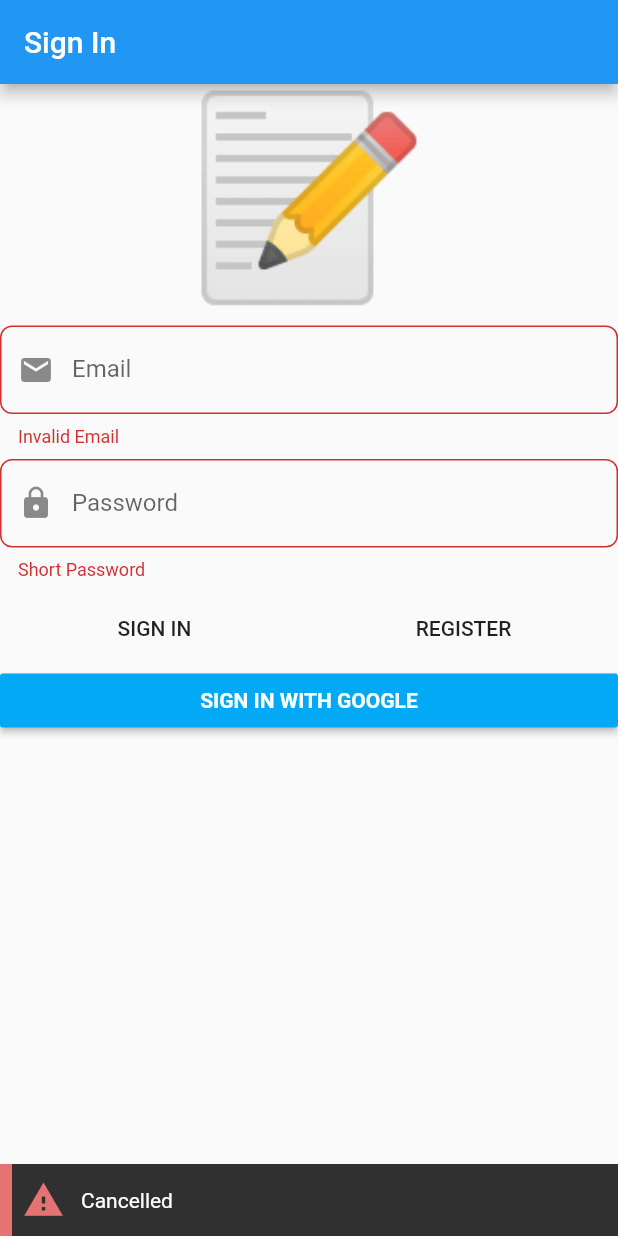
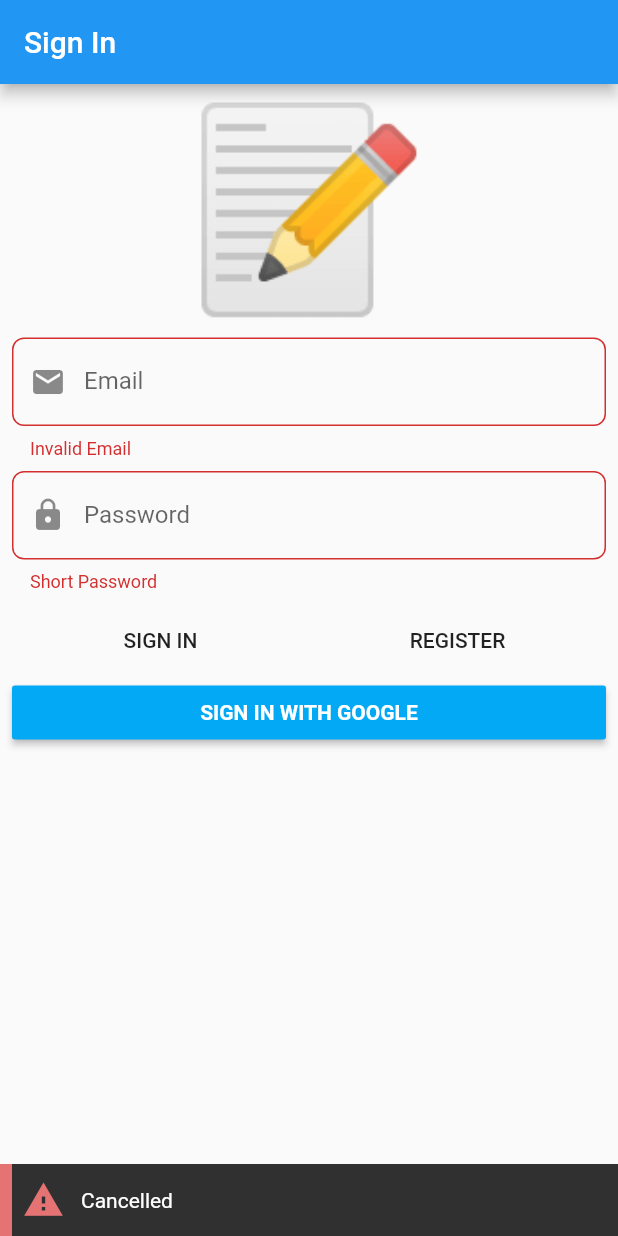
Before and after one commit to cuongdq19/resocoder_tutorials, a Flutter app: the screen it shows after launch, after a tap on "SIGN IN", after a tap on "SIGN IN WITH GOOGLE", on a phone screen of 412 x 824 dp. Run offline on Flutter 3.47's test engine with Material 2 defaults, Android fonts, the phone set to English and light mode, and no system bars; our stand-ins replace auto_route, bloc, dartz, firebase_auth, firebase_core, flushbar and 5 more; accounts and stored records are empty; generated files the repository leaves out were written again.

Commit message:
resocoder_ddd (11)

```diff
--- /dev/null
+++ b/resocoder_ddd/lib/application/auth/auth_bloc.dart
@@ -0,0 +1,38 @@
+import 'package:bloc/bloc.dart';
+import 'package:freezed_annotation/freezed_annotation.dart';
+import 'package:injectable/injectable.dart';
+import 'package:resocoder_ddd/domain/auth/i_auth_facade.dart';
+
+part 'auth_event.dart';
+part 'auth_state.dart';
+part 'auth_bloc.freezed.dart';
+
+@injectable
+class AuthBloc extends Bloc<AuthEvent, AuthState> {
+  final IAuthFacade _authFacade;
+
+  AuthBloc(this._authFacade);
+
+  @override
+  Stream<AuthState> mapEventToState(
+    AuthEvent event,
+  ) async* {
+    yield* event.map(
+      authCheckRequested: (e) async* {
+        final userOption = await _authFacade.getSignedInUser();
+        yield userOption.fold(
+          () => const AuthState.unauthenticated(),
+          (_) => const AuthState.authenticated(),
+        );
+      },
+      signedOut: (e) async* {
+        await _authFacade.signOut();
+        yield const AuthState.unauthenticated();
+      },
+    );
+  }
+
+  @override
+  // TODO: implement initialState
+  AuthState get initialState => const AuthState.initial();
+}
--- /dev/null
+++ b/resocoder_ddd/lib/application/auth/auth_event.dart
@@ -0,0 +1,7 @@
+part of 'auth_bloc.dart';
+
+@freezed
+abstract class AuthEvent with _$AuthEvent {
+  const factory AuthEvent.authCheckRequested() = AuthCheckRequested;
+  const factory AuthEvent.signedOut() = SignedOut;
+}
--- /dev/null
+++ b/resocoder_ddd/lib/application/auth/auth_state.dart
@@ -0,0 +1,8 @@
+part of 'auth_bloc.dart';
+
+@freezed
+abstract class AuthState with _$AuthState {
+  const factory AuthState.initial() = Initial;
+  const factory AuthState.authenticated() = Authenticated;
+  const factory AuthState.unauthenticated() = Unauthenticated;
+}
--- a/resocoder_ddd/lib/application/auth/sign_in_form/sign_in_form_bloc.dart
+++ b/resocoder_ddd/lib/application/auth/sign_in_form/sign_in_form_bloc.dart
@@ -17,7 +17,7 @@ part 'sign_in_form_bloc.freezed.dart';
 class SignInFormBloc extends Bloc<SignInFormEvent, SignInFormState> {
   final IAuthFacade _authFacade;
 
-  SignInFormBloc(this._authFacade) : super(SignInFormState.initial());
+  SignInFormBloc(this._authFacade);
 
   @override
   Stream<SignInFormState> mapEventToState(
@@ -90,4 +90,8 @@ class SignInFormBloc extends Bloc<SignInFormEvent, SignInFormState> {
       authFailureOrSuccessOption: optionOf(failureOrSuccess),
     );
   }
+
+  @override
+  // TODO: implement initialState
+  SignInFormState get initialState => SignInFormState.initial();
 }
--- a/resocoder_ddd/lib/domain/auth/i_auth_facade.dart
+++ b/resocoder_ddd/lib/domain/auth/i_auth_facade.dart
@@ -18,6 +18,6 @@ abstract class IAuthFacade {
 
   Future<Either<AuthFailure, Unit>> signInWithGoogle();
 
-  Future<Option<User>> getSignInUser();
+  Future<Option<User>> getSignedInUser();
   Future<void> signOut();
 }
--- a/resocoder_ddd/lib/domain/core/failures.dart
+++ b/resocoder_ddd/lib/domain/core/failures.dart
@@ -5,10 +5,49 @@ part 'failures.freezed.dart';
 
 @freezed
 abstract class ValueFailure<T> with _$ValueFailure<T> {
+  const factory ValueFailure.exceedingLength({
+    @required T failedValue,
+    @required int max,
+  }) = ExceedingLength<T>;
+  const factory ValueFailure.empty({
+    @required String failedValue,
+    @required int max,
+  }) = Empty<T>;
+  const factory ValueFailure.multiline({
+    @required T failedValue,
+    @required int max,
+  }) = Multiline<T>;
+  const factory ValueFailure.listTooLong({
+    @required T failedValue,
+    @required int max,
+  }) = ListTooLong<T>;
   const factory ValueFailure.invalidEmail({
-    @required String failedValue,
+    @required T failedValue,
   }) = InvalidEmail<T>;
   const factory ValueFailure.shortPassword({
-    @required String failedValue,
+    @required T failedValue,
   }) = ShortPassword<T>;
 }
+
+// @freezed
+// abstract class ValueFailure<T> with _$ValueFailure<T> {
+//   const factory ValueFailure.auth(AuthValueFailure<T> f) = _Auth<T>;
+//   const factory ValueFailure.notes(NotesValueFailure<T> f) = _Notes<T>;
+// }
+
+// @freezed
+// abstract class AuthValueFailure<T> with _$AuthValueFailure<T> {
+//   const factory AuthValueFailure.invalidEmail({
+//     @required String failedValue,
+//   }) = InvalidEmail<T>;
+//   const factory AuthValueFailure.shortPassword({
+//     @required String failedValue,
+//   }) = ShortPassword<T>;
+// }
+
+// @freezed
+// abstract class NotesValueFailure<T> with _$NotesValueFailure<T> {
+//   const factory NotesValueFailure.exceedingLength({
+//     @required String failedValue,
+//   }) = ExceedingLength<T>;
+// }
--- a/resocoder_ddd/lib/infrastructure/auth/firebase_auth_facade.dart
+++ b/resocoder_ddd/lib/infrastructure/auth/firebase_auth_facade.dart
@@ -1,17 +1,16 @@
 import 'package:dartz/dartz.dart';
-import 'package:firebase_auth/firebase_auth.dart';
+import 'package:firebase_auth/firebase_auth.dart' hide User;
 import 'package:flutter/foundation.dart';
+import 'package:flutter/services.dart';
 import 'package:google_sign_in/google_sign_in.dart';
 import 'package:injectable/injectable.dart';
+import 'package:resocoder_ddd/domain/auth/auth_failure.dart';
+import 'package:resocoder_ddd/domain/auth/i_auth_facade.dart';
+import 'package:resocoder_ddd/domain/auth/user.dart';
+import 'package:resocoder_ddd/domain/auth/value_objects.dart';
+import 'package:resocoder_ddd/infrastructure/auth/firebase_user_mapper.dart';
 
-import '../../domain/auth/user.dart' as u;
-import '../../domain/auth/auth_failure.dart';
-import '../../domain/auth/i_auth_facade.dart';
-import '../../domain/auth/value_objects.dart';
-import './firebase_user_mapper.dart';
-
-@lazySingleton
-@RegisterAs(IAuthFacade)
+@LazySingleton(as: IAuthFacade)
 class FirebaseAuthFacade implements IAuthFacade {
   final FirebaseAuth _firebaseAuth;
   final GoogleSignIn _googleSignIn;
@@ -34,7 +33,7 @@ class FirebaseAuthFacade implements IAuthFacade {
         password: passwordStr,
       );
       return right(unit);
-    } on FirebaseAuthException catch (e) {
+    } on PlatformException catch (e) {
       if (e.code == 'email-already-in-use') {
         return left(const AuthFailure.emailAlreadyInUse());
       } else {
@@ -76,7 +75,7 @@ class FirebaseAuthFacade implements IAuthFacade {
 
       final googleAuthentication = await googleUser.authentication;
 
-      final authCredential = GoogleAuthProvider.getCredential(
+      final authCredential = GoogleAuthProvider.credential(
         idToken: googleAuthentication.idToken,
         accessToken: googleAuthentication.accessToken,
       );
@@ -84,7 +83,7 @@ class FirebaseAuthFacade implements IAuthFacade {
       return _firebaseAuth
           .signInWithCredential(authCredential)
           .then((r) => right(unit));
-    } on FirebaseAuthException catch (_) {
+    } on PlatformException catch (_) {
       return left(const AuthFailure.serverError());
     }
   }
@@ -96,6 +95,6 @@ class FirebaseAuthFacade implements IAuthFacade {
       ]);
 
   @override
-  Future<Option<u.User>> getSignInUser() async =>
+  Future<Option<User>> getSignedInUser() async =>
       optionOf(_firebaseAuth.currentUser?.toDomain());
 }
--- a/resocoder_ddd/lib/infrastructure/auth/firebase_user_mapper.dart
+++ b/resocoder_ddd/lib/infrastructure/auth/firebase_user_mapper.dart
@@ -1,8 +1,8 @@
-import 'package:firebase_auth/firebase_auth.dart' as fb;
+import 'package:firebase_auth/firebase_auth.dart' as firebase;
 import 'package:resocoder_ddd/domain/auth/user.dart';
 import 'package:resocoder_ddd/domain/core/value_objects.dart';
 
-extension FirebaseUserDomainX on fb.User {
+extension FirebaseUserDomainX on firebase.User {
   User toDomain() {
     return User(id: UniqueId.fromUniqueString(uid));
   }
--- a/resocoder_ddd/lib/injection.iconfig.dart
+++ b/resocoder_ddd/lib/injection.iconfig.dart
@@ -4,12 +4,13 @@
 // InjectableConfigGenerator
 // **************************************************************************
 
+import 'package:resocoder_ddd/infrastructure/core/firebase_injectable_module.dart';
 import 'package:firebase_auth/firebase_auth.dart';
-import 'package:resocoder_ddd/infrastructure/core/firebase_injectable_module.dart';
 import 'package:google_sign_in/google_sign_in.dart';
 import 'package:resocoder_ddd/infrastructure/auth/firebase_auth_facade.dart';
 import 'package:resocoder_ddd/domain/auth/i_auth_facade.dart';
 import 'package:resocoder_ddd/application/auth/sign_in_form/sign_in_form_bloc.dart';
+import 'package:resocoder_ddd/application/auth/auth_bloc.dart';
 import 'package:get_it/get_it.dart';
 
 void $initGetIt(GetIt g, {String environment}) {
@@ -21,6 +22,7 @@ void $initGetIt(GetIt g, {String environment}) {
   g.registerLazySingleton<IAuthFacade>(
       () => FirebaseAuthFacade(g<FirebaseAuth>(), g<GoogleSignIn>()));
   g.registerFactory<SignInFormBloc>(() => SignInFormBloc(g<IAuthFacade>()));
+  g.registerFactory<AuthBloc>(() => AuthBloc(g<IAuthFacade>()));
 }
 
 class _$FirebaseInjectableModule extends FirebaseInjectableModule {}
--- a/resocoder_ddd/lib/presentation/core/app_widget.dart
+++ b/resocoder_ddd/lib/presentation/core/app_widget.dart
@@ -1,13 +1,24 @@
+import 'package:auto_route/auto_route.dart';
 import 'package:flutter/material.dart';
-import 'package:resocoder_ddd/presentation/sign_in/sign_in_page.dart';
+import 'package:flutter_bloc/flutter_bloc.dart';
+import 'package:resocoder_ddd/application/auth/auth_bloc.dart';
+import 'package:resocoder_ddd/injection.dart';
+import 'package:resocoder_ddd/presentation/routes/router.gr.dart';
 
 class AppWidget extends StatelessWidget {
   @override
   Widget build(BuildContext context) {
-    return MaterialApp(
+    return MultiBlocProvider(
+      providers: [
+        BlocProvider(
+          create: (ctx) =>
+              getIt<AuthBloc>()..add(const AuthEvent.authCheckRequested()),
+        )
+      ],
+      child: MaterialApp(
         title: 'Notes',
-      home: SignInPage(),
         debugShowCheckedModeBanner: false,
+        builder: ExtendedNavigator(router: Router()),
         theme: ThemeData.light().copyWith(
           primaryColor: Colors.green[800],
           accentColor: Colors.blueAccent,
@@ -17,6 +28,7 @@ class AppWidget extends StatelessWidget {
             ),
           ),
         ),
+      ),
     );
   }
 }
--- a/resocoder_ddd/lib/presentation/sign_in/widgets/sign_in_form.dart
+++ b/resocoder_ddd/lib/presentation/sign_in/widgets/sign_in_form.dart
@@ -31,6 +31,7 @@ class SignInForm extends StatelessWidget {
       builder: (ctx, state) {
         return Form(
           child: ListView(
+            padding: const EdgeInsets.all(8),
             children: <Widget>[
               const Text(
                 '📝',
@@ -83,26 +84,31 @@ class SignInForm extends StatelessWidget {
                 children: <Widget>[
                   Expanded(
                     child: FlatButton(
-                      child: const Text('SIGN IN'),
                       onPressed: () {
                         ctx.bloc<SignInFormBloc>().add(const SignInFormEvent
                             .signInWithEmailAndPasswordPressed());
                       },
+                      child: const Text('SIGN IN'),
                     ),
                   ),
                   Expanded(
                     child: FlatButton(
-                      child: const Text('REGISTER'),
                       onPressed: () {
                         ctx.bloc<SignInFormBloc>().add(const SignInFormEvent
                             .registerWithEmailAndPasswordPressed());
                       },
+                      child: const Text('REGISTER'),
                     ),
                   )
                 ],
               ),
               RaisedButton(
                 color: Colors.lightBlue,
+                onPressed: () {
+                  ctx
+                      .bloc<SignInFormBloc>()
+                      .add(const SignInFormEvent.signInWithGooglePressed());
+                },
                 child: Text(
                   'SIGN IN WITH GOOGLE',
                   style: TextStyle(
@@ -110,12 +116,11 @@ class SignInForm extends StatelessWidget {
                     fontWeight: FontWeight.bold,
                   ),
                 ),
-                onPressed: () {
-                  ctx
-                      .bloc<SignInFormBloc>()
-                      .add(const SignInFormEvent.signInWithGooglePressed());
-                },
-              )
+              ),
+              if (state.isSubmitting) ...[
+                const SizedBox(height: 8),
+                const LinearProgressIndicator(),
+              ],
             ],
           ),
         );
--- /dev/null
+++ b/resocoder_ddd/lib/presentation/splash/splash_page.dart
@@ -0,0 +1,28 @@
+import 'package:auto_route/auto_route.dart';
+import 'package:flutter/material.dart';
+import 'package:flutter_bloc/flutter_bloc.dart';
+import 'package:resocoder_ddd/application/auth/auth_bloc.dart';
+import 'package:resocoder_ddd/presentation/routes/router.gr.dart';
+
+class SplashPage extends StatelessWidget {
+  @override
+  Widget build(BuildContext context) {
+    return BlocListener<AuthBloc, AuthState>(
+      listener: (ctx, state) {
+        state.map(
+          initial: (_) {},
+          authenticated: (_) {
+            print('I am authenticated!');
+          },
+          unauthenticated: (_) => ExtendedNavigator.of(context)
+              .pushReplacementNamed(Routes.signInPage),
+        );
+      },
+      child: const Scaffold(
+        body: Center(
+          child: CircularProgressIndicator(),
+        ),
+      ),
+    );
+  }
+}
```
Also changed, not shown: resocoder_ddd/analysis_options.yaml (added, +8 -0 lines), resocoder_ddd/lib/presentation/routes/router.dart (added, +10 -0 lines), resocoder_ddd/pubspec.yaml (+13 -11 lines), resocoder_ddd/lib/application/auth/auth_bloc.freezed.dart (added), resocoder_ddd/lib/domain/core/failures.freezed.dart, resocoder_ddd/lib/presentation/routes/router.gr.dart (added), resocoder_ddd/pubspec.lock. Lines whose indentation alone changed are shown as unchanged.
